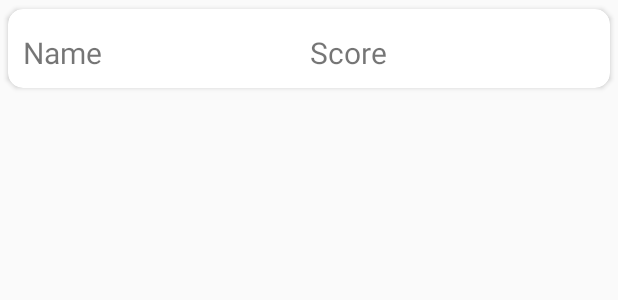
After one commit to talhaim77/QuickMath, an Android app: the layout top_score_cell.xml on its own in the app's theme, with its tools: preview values and no code run, on a phone screen of 412 x 824 dp. The commit adds this screen. Shown: the top 300 px of the screen. Run offline under Robolectric (Android 15) with nearby library versions, the phone set to English and light mode, and no system bars.

Commit message:
cardView impl

```diff
--- a/app/build.gradle
+++ b/app/build.gradle
@@ -39,4 +39,7 @@ dependencies {
     implementation 'com.daimajia.easing:library:2.0@aar'
     implementation 'com.daimajia.androidanimations:library:2.3@aar'
     implementation 'com.github.jinatonic.confetti:confetti:1.1.1'
+    implementation 'androidx.recyclerview:recyclerview:1.1.0'
+    implementation 'androidx.cardview:cardview:1.0.0'
+
 }
--- a/app/src/main/java/com/tyl/quickmath/GameActivity.java
+++ b/app/src/main/java/com/tyl/quickmath/GameActivity.java
@@ -92,7 +92,7 @@ public class GameActivity extends AppCompatActivity {
         isHard = gameLvl.equals("hard") ;
         setArrayValues(game_level);
         scoresArray = new ArrayList<>();
-        inithighscores();
+        initScoresTable();
         startGame();
     }
 
@@ -223,7 +223,7 @@ public class GameActivity extends AppCompatActivity {
 
     }
 
-    private void inithighscores() {
+    private void initScoresTable() {
         minOfTop5 = sharedPreferences.getInt("highscore5",0);
         scoresArray.add(0,new Person(sharedPreferences.getString("score1_name","Player"),sharedPreferences.getInt("highscore1",0)));
         scoresArray.add(new Person(sharedPreferences.getString("score2_name","Player"),sharedPreferences.getInt("highscore2",0)));
--- /dev/null
+++ b/app/src/main/res/layout/top_score_cell.xml
@@ -0,0 +1,36 @@
+<?xml version="1.0" encoding="utf-8"?>
+<androidx.cardview.widget.CardView android:layout_width="match_parent"
+    android:layout_height="wrap_content"
+    xmlns:android="http://schemas.android.com/apk/res/android"
+    xmlns:app="http://schemas.android.com/apk/res-auto"
+    app:cardUseCompatPadding="true"
+    app:contentPadding="10dp"
+    app:elevation="8dp"
+    app:cardCornerRadius="10dp">
+
+    <LinearLayout
+        android:layout_width="match_parent"
+        android:layout_height="match_parent"
+        android:layout_gravity="center">
+
+        <TextView
+            android:layout_width="wrap_content"
+            android:layout_height="wrap_content"
+            android:layout_weight="1"
+            android:layout_marginTop="5dp"
+            android:textSize="20sp"
+            android:text="Name"
+            android:id="@+id/country_name" />
+
+        <TextView
+            android:layout_width="wrap_content"
+            android:layout_height="wrap_content"
+            android:layout_weight="1"
+            android:textSize="20sp"
+            android:text="Score"
+            android:layout_marginTop="5dp"
+            android:id="@+id/country_population"/>
+
+    </LinearLayout>
+
+</androidx.cardview.widget.CardView>
```
Also changed, not shown: app/src/main/java/com/tyl/quickmath/ScoreTableAdapter.java (added, +20 -0 lines), app/src/main/java/com/tyl/quickmath/TopTableActivity.java (added, +29 -0 lines), app/src/main/res/layout/activity_top5.xml (added, +31 -0 lines), app/src/main/res/drawable/bg_toptable.png (added).
